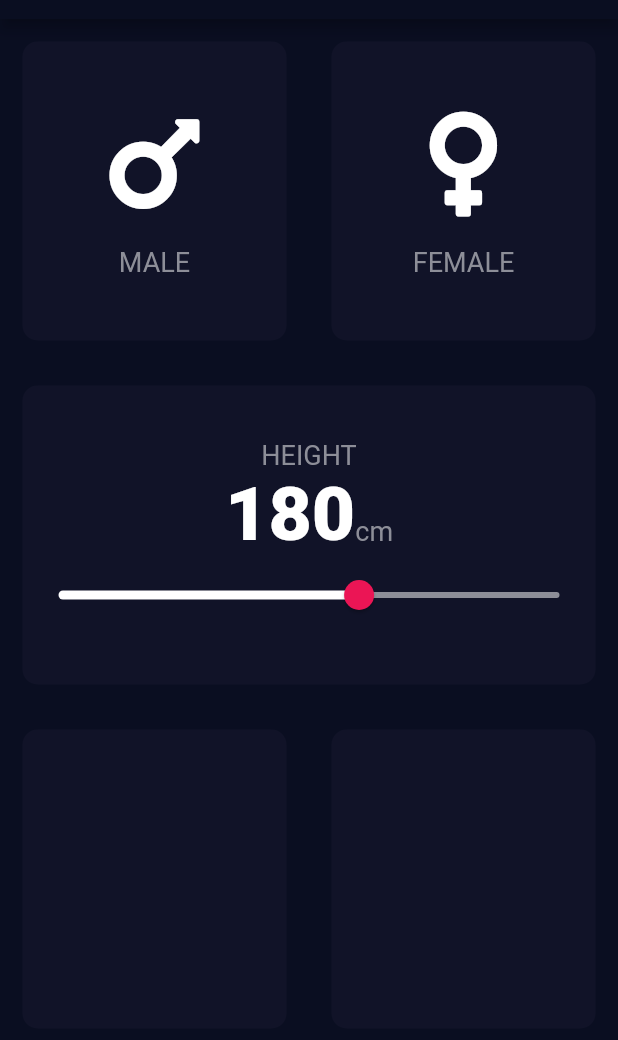
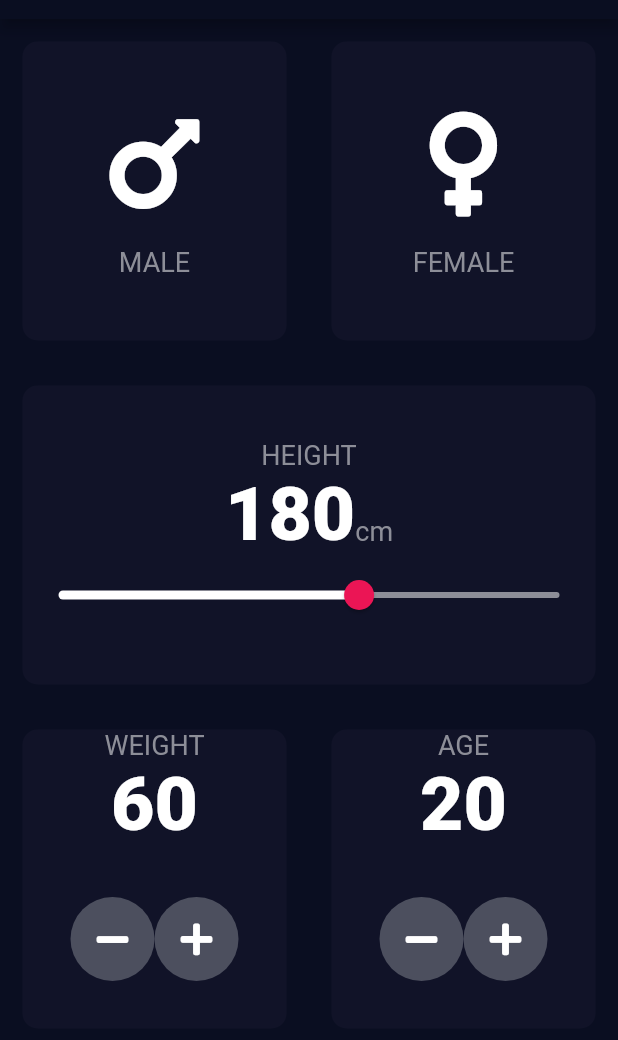
Before and after one commit to mishrakeshav/Flutter-App-Development, a Flutter app: the screen it shows after launch, on a phone screen of 412 x 824 dp, the part 65-1105 px from its top. Run offline on Flutter 3.47's test engine with Material 2 defaults, Android fonts, the phone set to English and light mode, and no system bars; our stand-ins replace font_awesome_flutter.

Commit message:
update bmi calculator and add flutter navigator demo

```diff
--- a/bmi-calculator-flutter/lib/input_page.dart
+++ b/bmi-calculator-flutter/lib/input_page.dart
@@ -14,6 +14,8 @@ class InputPage extends StatefulWidget {
 class _InputPageState extends State<InputPage> {
   Gender selectedGender;
   int height = 180;
+  int weight = 60;
+  int age = 20;
   @override
   Widget build(BuildContext context) {
     return Scaffold(
@@ -116,11 +118,86 @@ class _InputPageState extends State<InputPage> {
                 Expanded(
                   child: ReuseableCard(
                     colour: kinactiveCardColor,
+                    cardChild: Column(
+                      mainAxisAlignment: MainAxisAlignment.center,
+                      children: [
+                        Text(
+                          'WEIGHT',
+                          style: klabelTextStyle,
+                        ),
+                        Text(
+                          weight.toString(),
+                          style: kNumberTextStyle,
+                        ),
+                        Expanded(
+                          child: Row(
+                            mainAxisAlignment: MainAxisAlignment.center,
+                            children: [
+                              RoundIconButton(
+                                icon: FontAwesomeIcons.minus,
+                                onPressed: () {
+                                  if (weight > 10) {
+                                    setState(() {
+                                      weight--;
+                                    });
+                                  }
+                                },
+                              ),
+                              RoundIconButton(
+                                icon: FontAwesomeIcons.plus,
+                                onPressed: () {
+                                  if (weight < 150) {
+                                    setState(() {
+                                      weight++;
+                                    });
+                                  }
+                                },
+                              ),
+                            ],
+                          ),
+                        )
+                      ],
+                    ),
                   ),
                 ),
                 Expanded(
                   child: ReuseableCard(
                     colour: kinactiveCardColor,
+                    cardChild: Column(
+                      mainAxisAlignment: MainAxisAlignment.center,
+                      children: [
+                        Text(
+                          'AGE',
+                          style: klabelTextStyle,
+                        ),
+                        Text(
+                          age.toString(),
+                          style: kNumberTextStyle,
+                        ),
+                        Expanded(
+                            child: Row(
+                          mainAxisAlignment: MainAxisAlignment.center,
+                          children: [
+                            RoundIconButton(
+                              icon: FontAwesomeIcons.minus,
+                              onPressed: () {
+                                setState(() {
+                                  age--;
+                                });
+                              },
+                            ),
+                            RoundIconButton(
+                              icon: FontAwesomeIcons.plus,
+                              onPressed: () {
+                                setState(() {
+                                  age++;
+                                });
+                              },
+                            ),
+                          ],
+                        ))
+                      ],
+                    ),
                   ),
                 ),
               ],
@@ -136,3 +213,23 @@ class _InputPageState extends State<InputPage> {
     );
   }
 }
+
+class RoundIconButton extends StatelessWidget {
+  RoundIconButton({this.icon, this.onPressed});
+  final IconData icon;
+  final Function onPressed;
+  @override
+  Widget build(BuildContext context) {
+    return RawMaterialButton(
+      child: Icon(icon),
+      onPressed: onPressed,
+      elevation: 0.0,
+      constraints: BoxConstraints.tightFor(
+        width: 56.0,
+        height: 56.0,
+      ),
+      shape: CircleBorder(),
+      fillColor: Color(0xFF4C4F5E),
+    );
+  }
+}
```
Also changed, not shown: Navigation-Flutter-Demo/lib/main.dart (added, +20 -0 lines), Navigation-Flutter-Demo/lib/screen0.dart (added, +33 -0 lines), Navigation-Flutter-Demo/lib/screen1.dart (added, +26 -0 lines), Navigation-Flutter-Demo/lib/screen2.dart (added, +22 -0 lines), Navigation-Flutter-Demo/pubspec.yaml (added, +72 -0 lines), 53 other files.
